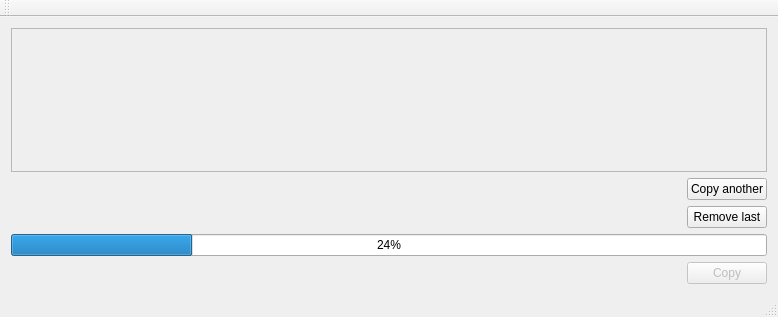
Before: the Qt Designer form mainwindow.ui in dryajov/filecopier, drawn with Qt 5.
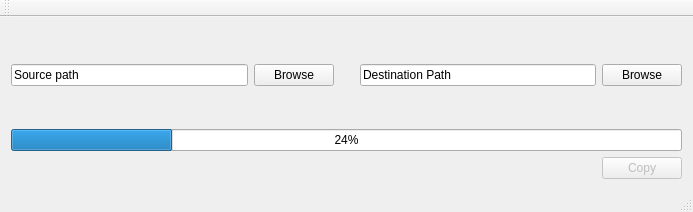
After: the same form once the commit is applied.

```diff
--- a/mainwindow.ui
+++ b/mainwindow.ui
@@ -6,8 +6,8 @@
    <rect>
     <x>0</x>
     <y>0</y>
-    <width>778</width>
-    <height>317</height>
+    <width>693</width>
+    <height>212</height>
    </rect>
   </property>
   <property name="windowTitle">
@@ -18,50 +18,49 @@
     <item>
      <layout class="QVBoxLayout" name="mainVerticalLayout">
       <item>
-       <widget class="QScrollArea" name="scrlFileSelectors">
-        <property name="widgetResizable">
-         <bool>true</bool>
-        </property>
-        <widget class="QWidget" name="widget">
-         <property name="geometry">
-          <rect>
-           <x>0</x>
-           <y>0</y>
-           <width>740</width>
-           <height>98</height>
-          </rect>
-         </property>
-         <property name="sizePolicy">
-          <sizepolicy hsizetype="Preferred" vsizetype="MinimumExpanding">
-           <horstretch>0</horstretch>
-           <verstretch>0</verstretch>
-          </sizepolicy>
-         </property>
-         <layout class="QVBoxLayout" name="verticalLayout">
+       <layout class="QHBoxLayout" name="horizontalLayout">
           <item>
-           <layout class="QVBoxLayout" name="fileSelectorsVLayout">
-            <property name="sizeConstraint">
-             <enum>QLayout::SetMinAndMaxSize</enum>
-            </property>
-           </layout>
-          </item>
-         </layout>
-        </widget>
-       </widget>
-      </item>
-      <item alignment="Qt::AlignRight">
-       <widget class="QPushButton" name="btnAdd">
+         <widget class="QLineEdit" name="txtSource">
+          <property name="text">
+           <string>Source path</string>
+          </property>
+         </widget>
+        </item>
+        <item>
+         <widget class="QPushButton" name="btnSource">
+          <property name="text">
+           <string>Browse</string>
+          </property>
+         </widget>
+        </item>
+        <item>
+         <spacer name="verticalSpacer">
+          <property name="orientation">
+           <enum>Qt::Vertical</enum>
+          </property>
+          <property name="sizeHint" stdset="0">
+           <size>
+            <width>20</width>
+            <height>40</height>
+           </size>
+          </property>
+         </spacer>
+        </item>
+        <item>
+         <widget class="QLineEdit" name="txtDest">
         <property name="text">
-         <string>Copy another</string>
+           <string>Destination Path</string>
         </property>
        </widget>
       </item>
-      <item alignment="Qt::AlignRight">
-       <widget class="QPushButton" name="btnRemove">
+        <item>
+         <widget class="QPushButton" name="btnDest">
         <property name="text">
-         <string>Remove last</string>
-        </property>
-       </widget>
+           <string>Browse</string>
+          </property>
+         </widget>
+        </item>
+       </layout>
       </item>
       <item>
        <widget class="QProgressBar" name="progressBar">
```
Left out of the diff: 2 changed lines with no effect on the pictures. Lines whose indentation alone changed are shown as unchanged.
